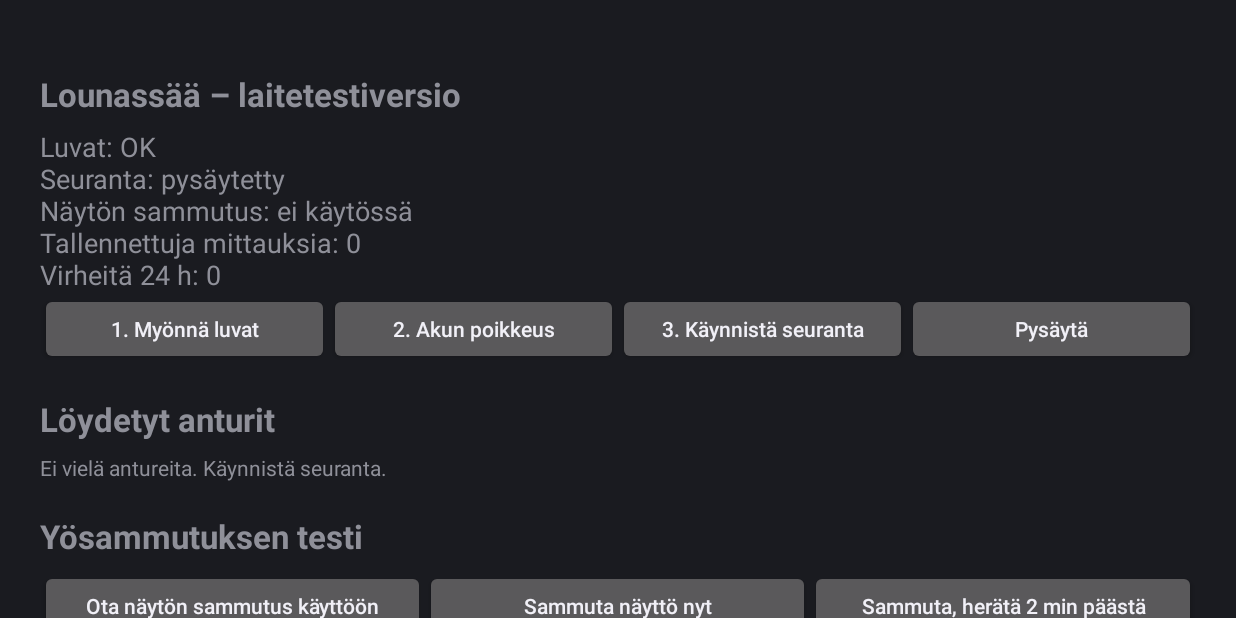
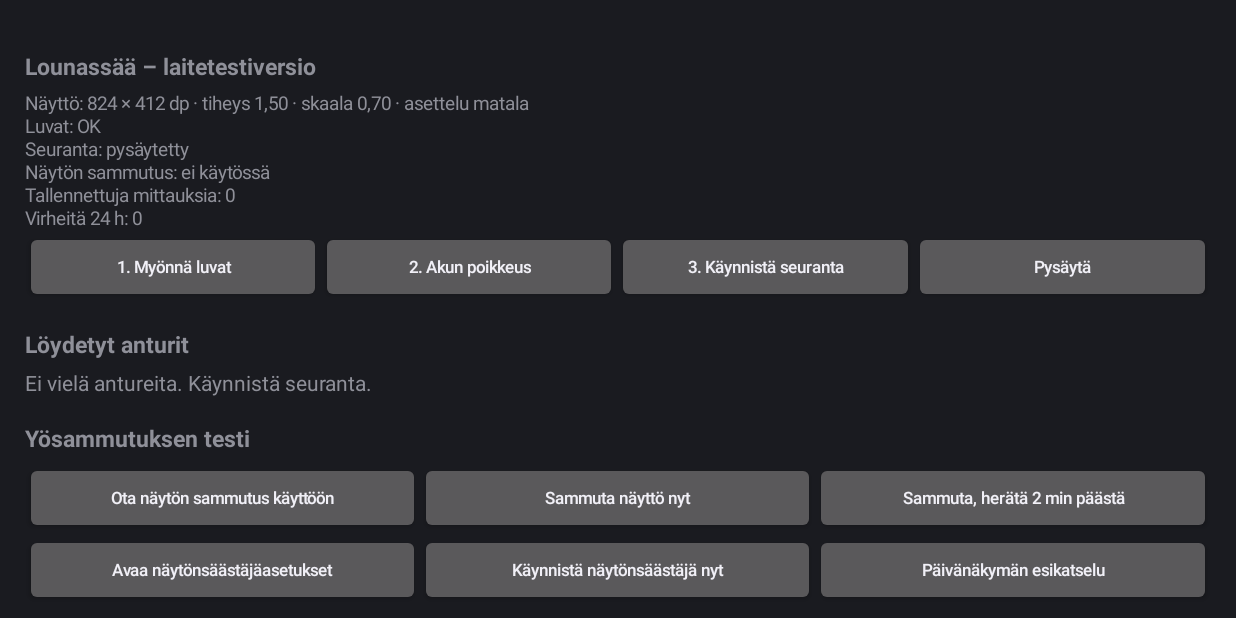
Before and after one commit to egades14/weatherapp, an Android app: the screen it shows after launch (MainActivity), on a phone screen of 824 x 412 dp (held sideways). Run offline under Robolectric (Android 15) with nearby library versions, the phone set to English and light mode, and no system bars.

Commit message:
Skaalautuva asettelu (viite A11+ 1280×800 dp) ja päivänäkymän runko esimerkkidatalla
Co-Authored-By: Claude Opus 5.5 <noreply@anthropic.com>
Claude-Session: https://claude.ai/code/session_01SHLkctT287WcXMkQbDqbFE

```diff
--- a/app/src/main/java/fi/lounassaa/app/MainActivity.kt
+++ b/app/src/main/java/fi/lounassaa/app/MainActivity.kt
@@ -30,6 +30,7 @@ class MainActivity : Activity() {
     private lateinit var logView: TextView
     private lateinit var errorView: TextView
     private var tagSignature = ""
+    private lateinit var ui: Ui
 
     private val tick = object : Runnable {
         override fun run() {
@@ -43,13 +44,20 @@ class MainActivity : Activity() {
 
     override fun onCreate(savedInstanceState: Bundle?) {
         super.onCreate(savedInstanceState)
+        setContentView(ScaledRoot(this, true) { u -> build(u) })
+    }
+
+    private fun build(u: Ui): android.view.View {
+        ui = u
+        tagSignature = ""
+        val p = u.px(24f)
         val col = LinearLayout(this).apply {
             orientation = LinearLayout.VERTICAL
-            setPadding(40, 40, 40, 40)
+            setPadding(p, p, p, p)
         }
         col.addView(title("Lounassää – laitetestiversio"))
 
-        statusView = TextView(this).apply { textSize = 18f }
+        statusView = TextView(this).apply { u.text(this, 18f) }
         col.addView(statusView)
 
         col.addView(row(
@@ -72,11 +80,14 @@ class MainActivity : Activity() {
         col.addView(row(
             button("Avaa näytönsäästäjäasetukset") { openDreamSettings() },
             button("Käynnistä näytönsäästäjä nyt") { startDreamNow() },
+            button("Päivänäkymän esikatselu") {
+                startActivity(Intent(this, PreviewActivity::class.java))
+            },
         ))
 
         col.addView(title("Virheet"))
         errorView = TextView(this).apply {
-            textSize = 14f
+            u.text(this, 14f)
             typeface = Typeface.MONOSPACE
             setTextColor(android.graphics.Color.rgb(200, 40, 40))
         }
@@ -85,12 +96,13 @@ class MainActivity : Activity() {
 
         col.addView(title("Tapahtumaloki (uusin ensin)"))
         logView = TextView(this).apply {
-            textSize = 14f
+            u.text(this, 14f)
             typeface = Typeface.MONOSPACE
         }
         col.addView(logView)
 
-        setContentView(ScrollView(this).apply { addView(col) })
+        refresh()
+        return ScrollView(this).apply { addView(col) }
     }
 
     override fun onResume() {
@@ -105,14 +117,16 @@ class MainActivity : Activity() {
 
     private fun title(t: String) = TextView(this).apply {
         text = t
-        textSize = 22f
+        ui.text(this, 22f)
         setTypeface(null, Typeface.BOLD)
-        setPadding(0, 32, 0, 12)
+        setPadding(0, ui.px(24f), 0, ui.px(8f))
     }
 
     private fun button(label: String, onClick: () -> Unit) = Button(this).apply {
         text = label
         isAllCaps = false
+        ui.text(this, 16f)
+        minHeight = ui.px(52f)
         setOnClickListener { onClick() }
     }
 
@@ -226,9 +240,11 @@ class MainActivity : Activity() {
     private fun toast(t: String) = Toast.makeText(this, t, Toast.LENGTH_SHORT).show()
 
     private fun refresh() {
+        if (!::statusView.isInitialized) return
         val db = Db.get(this)
         val now = System.currentTimeMillis()
         statusView.text = buildString {
+            append("Näyttö: ${ui.describe()}\n")
             append("Luvat: ${if (ScanService.hasPermissions(this@MainActivity)) "OK" else "puuttuu"}\n")
             append("Seuranta: ${if (ScanService.running) "käynnissä" else "pysäytetty"}\n")
             append("Näytön sammutus: ${if (dpm.isAdminActive(admin)) "käytössä" else "ei käytössä"}\n")
@@ -246,7 +262,7 @@ class MainActivity : Activity() {
                 tagsBox.addView(TextView(this).apply { text = "Ei vielä antureita. Käynnistä seuranta." })
             }
             for (mac in macs) {
-                val label = TextView(this).apply { textSize = 18f; tag = mac }
+                val label = TextView(this).apply { ui.text(this, 17f); tag = mac }
                 val outBtn = button("Ulko") { Prefs.setOutdoor(this@MainActivity, mac); tagSignature = "" }
                 val inBtn = button("Sisä") { Prefs.setIndoor(this@MainActivity, mac); tagSignature = "" }
                 val line = LinearLayout(this).apply {
--- /dev/null
+++ b/app/src/main/java/fi/lounassaa/app/Ui.kt
@@ -0,0 +1,129 @@
+package fi.lounassaa.app
+
+import android.content.Context
+import android.os.Build
+import android.util.TypedValue
+import android.view.View
+import android.view.Window
+import android.view.WindowInsets
+import android.view.WindowInsetsController
+import android.widget.FrameLayout
+import android.widget.TextView
+import java.util.Locale
+import kotlin.math.min
+import kotlin.math.roundToInt
+
+enum class LayoutMode(val label: String) {
+    /** Lunch panel beside the main column (every landscape tablet at full screen). */
+    WIDE("leveä"),
+    /** Lunch panel below (portrait, narrow split screen). */
+    STACKED("pino"),
+    /** Low window (landscape split screen): tiles reduced, lunch panel hidden. */
+    COMPACT("matala"),
+}
+
+/**
+ * Sizes for one window. The reference design is Galaxy Tab A11+ in landscape, 1280 × 800 dp.
+ * Everything is drawn in reference units and multiplied by [scale], so the A11+ gets the design 1:1
+ * and a larger tablet gets the same layout proportionally larger. Space left over in the other
+ * direction (other aspect ratios) goes to the chart and the lunch panel.
+ * Text ignores the system font size on purpose: a wall display has a fixed layout.
+ */
+class Ui(val density: Float, val widthDp: Float, val heightDp: Float) {
+    companion object {
+        const val REF_W = 1280f
+        const val REF_H = 800f
+
+        fun of(c: Context, widthPx: Int, heightPx: Int): Ui {
+            val d = c.resources.displayMetrics.density
+            return Ui(d, widthPx / d, heightPx / d)
+        }
+    }
+
+    val scale: Float = min(widthDp / REF_W, heightDp / REF_H).coerceIn(0.7f, 1.6f)
+    val refWidth: Float = widthDp / scale
+    val refHeight: Float = heightDp / scale
+
+    val mode: LayoutMode = when {
+        heightDp < 520f -> LayoutMode.COMPACT
+        refWidth >= 1180f -> LayoutMode.WIDE
+        else -> LayoutMode.STACKED
+    }
+
+    fun px(v: Float): Int = (v * scale * density).roundToInt()
+    fun pxF(v: Float): Float = v * scale * density
+    fun text(tv: TextView, size: Float) = tv.setTextSize(TypedValue.COMPLEX_UNIT_PX, pxF(size))
+
+    fun describe(): String = String.format(
+        Locale("fi", "FI"), "%.0f × %.0f dp · tiheys %.2f · skaala %.2f · asettelu %s",
+        widthDp, heightDp, density, scale, mode.label
+    )
+}
+
+/**
+ * Root view that rebuilds its content whenever its usable size changes
+ * (rotation, split screen, different tablet). [padForBars] keeps content clear of the
+ * status and navigation bars (Android 15 draws apps edge to edge).
+ */
+class ScaledRoot(
+    context: Context,
+    private val padForBars: Boolean,
+    private val build: (Ui) -> View,
+) : FrameLayout(context) {
+    private var key = ""
+
+    init {
+        if (padForBars) {
+            setOnApplyWindowInsetsListener { v, insets ->
+                if (Build.VERSION.SDK_INT >= 30) {
+                    val b = insets.getInsets(WindowInsets.Type.systemBars() or WindowInsets.Type.displayCutout())
+                    v.setPadding(b.left, b.top, b.right, b.bottom)
+                } else {
+                    @Suppress("DEPRECATION")
+                    v.setPadding(
+                        insets.systemWindowInsetLeft, insets.systemWindowInsetTop,
+                        insets.systemWindowInsetRight, insets.systemWindowInsetBottom
+                    )
+                }
+                maybeRebuild()
+                insets
+            }
+        }
+    }
+
+    override fun onSizeChanged(w: Int, h: Int, oldw: Int, oldh: Int) {
+        super.onSizeChanged(w, h, oldw, oldh)
+        maybeRebuild()
+    }
+
+    private fun maybeRebuild() {
+        val w = width - paddingLeft - paddingRight
+        val h = height - paddingTop - paddingBottom
+        if (w <= 0 || h <= 0) return
+        val k = "${w}x$h"
+        if (k == key) return
+        key = k
+        post {
+            removeAllViews()
+            addView(build(Ui.of(context, w, h)), LayoutParams(LayoutParams.MATCH_PARENT, LayoutParams.MATCH_PARENT))
+        }
+    }
+}
+
+fun hideSystemBars(w: Window) {
+    if (Build.VERSION.SDK_INT >= 30) {
+        w.setDecorFitsSystemWindows(false)
+        w.insetsController?.let {
+            it.hide(WindowInsets.Type.systemBars())
+            it.systemBarsBehavior = WindowInsetsController.BEHAVIOR_SHOW_TRANSIENT_BARS_BY_SWIPE
+        }
+    } else {
+        @Suppress("DEPRECATION")
+        w.decorView.systemUiVisibility = (View.SYSTEM_UI_FLAG_FULLSCREEN
+            or View.SYSTEM_UI_FLAG_HIDE_NAVIGATION
+            or View.SYSTEM_UI_FLAG_IMMERSIVE_STICKY
+            or View.SYSTEM_UI_FLAG_LAYOUT_FULLSCREEN
+            or View.SYSTEM_UI_FLAG_LAYOUT_HIDE_NAVIGATION
+            or View.SYSTEM_UI_FLAG_LAYOUT_STABLE)
+    }
+}
```
Also changed, not shown: app/src/main/AndroidManifest.xml (+6 -1 lines), app/src/main/java/fi/lounassaa/app/DayScreen.kt (added, +339 -0 lines), app/src/main/java/fi/lounassaa/app/PreviewActivity.kt (added, +37 -0 lines), app/src/main/java/fi/lounassaa/app/TestDream.kt (+6 -46 lines), 1 other file.
